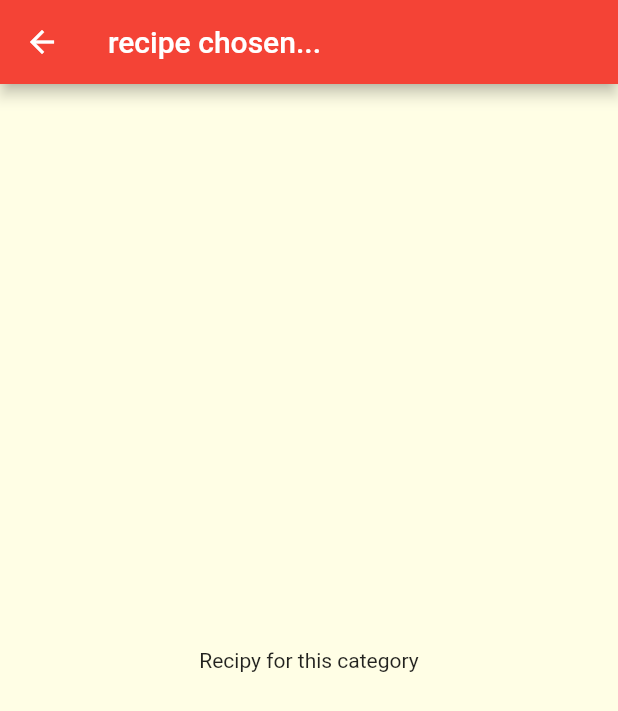
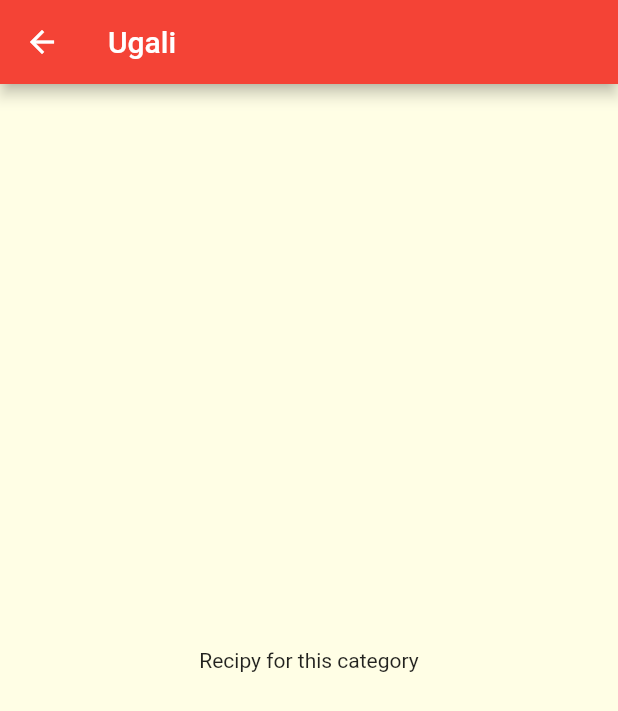
Before and after one commit to notrayo/recipes-app, a Flutter app: the screen it shows after launch, after a tap on "Ugali", on a phone screen of 412 x 824 dp. Shown: the top 711 px of the screen. Run offline on Flutter 3.47's test engine with Material 2 defaults, Android fonts, the phone set to English and light mode, and no system bars.

Commit message:
added feature where title of category screen details specifies which meal it is

```diff
--- a/lib/categories_screen.dart
+++ b/lib/categories_screen.dart
@@ -19,7 +19,8 @@ class CategoriesScreen extends StatelessWidget {
               crossAxisSpacing: 20,
               mainAxisExtent: 130),
           children: dummyCategories
-              .map((catData) => CategoryItem(catData.title, catData.color))
+              .map((catData) =>
+                  CategoryItem(catData.id, catData.title, catData.color))
               .toList()),
     );
   }
--- a/lib/category_item.dart
+++ b/lib/category_item.dart
@@ -7,10 +7,12 @@ import 'package:meals_app/category_meals_screen.dart';
 class CategoryItem extends StatelessWidget {
   //const CategortItem({super.key});
 
+  final String id;
+
   final String title;
   final Color color;
 
-  const CategoryItem(this.title, this.color);
+  const CategoryItem(this.id, this.title, this.color);
 
   //page switch on button press
 
@@ -18,7 +20,7 @@ class CategoryItem extends StatelessWidget {
     Navigator.of(contextCateg).push(
       MaterialPageRoute(
         builder: (_) {
-          return CategoryMealsScreen();
+          return CategoryMealsScreen(id, title);
         },
       ),
     );
--- a/lib/category_meals_screen.dart
+++ b/lib/category_meals_screen.dart
@@ -3,12 +3,17 @@ import 'package:flutter/material.dart';
 //stateless
 
 class CategoryMealsScreen extends StatelessWidget {
-  const CategoryMealsScreen({super.key});
+  //const CategoryMealsScreen({super.key});
+
+  final String categoryID;
+  final String categoryTitle;
+
+  const CategoryMealsScreen(this.categoryID, this.categoryTitle);
 
   @override
   Widget build(BuildContext context) {
     return Scaffold(
-        appBar: AppBar(title: Text('recipe chosen...')),
+        appBar: AppBar(title: Text(categoryTitle)),
         body: Center(
           child: Text('Recipy for this category'),
         ));
```
